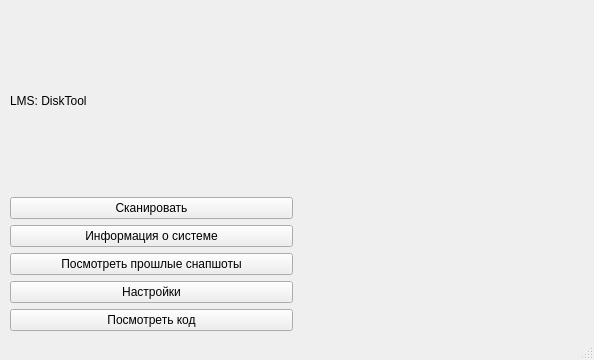
Nam4ik/LMS-Disk, file src/frontend/DiskUI.ui: the form before one commit.
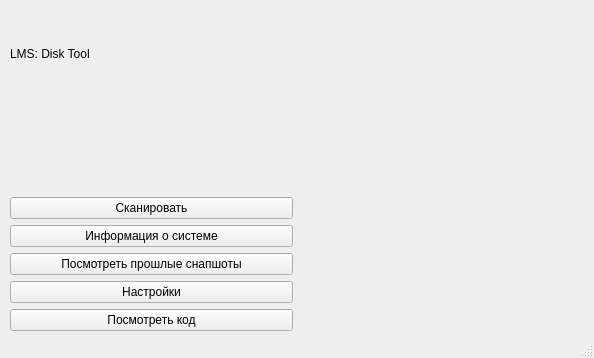
The form after the commit.

Patch:
```diff
--- a/src/frontend/DiskUI.ui
+++ b/src/frontend/DiskUI.ui
@@ -7,7 +7,7 @@
     <x>0</x>
     <y>0</y>
     <width>594</width>
-    <height>360</height>
+    <height>358</height>
    </rect>
   </property>
   <property name="windowTitle">
@@ -26,15 +26,22 @@
     <layout class="QHBoxLayout" name="horizontalLayout">
      <item>
       <layout class="QVBoxLayout" name="verticalLayout_2">
-       <item>
-        <widget class="QLabel" name="label">
-         <property name="text">
-          <string>LMS: DiskTool</string>
-         </property>
-        </widget>
-       </item>
        <item>
         <layout class="QVBoxLayout" name="verticalLayout">
+         <item>
+          <widget class="QLabel" name="label">
+           <property name="text">
+            <string>LMS: Disk Tool</string>
+           </property>
+          </widget>
+         </item>
+         <item>
+          <widget class="QLabel" name="pixmapLabel">
+           <property name="text">
+            <string/>
+           </property>
+          </widget>
+         </item>
          <item>
           <widget class="QPushButton" name="scanButton">
            <property name="text">
```
